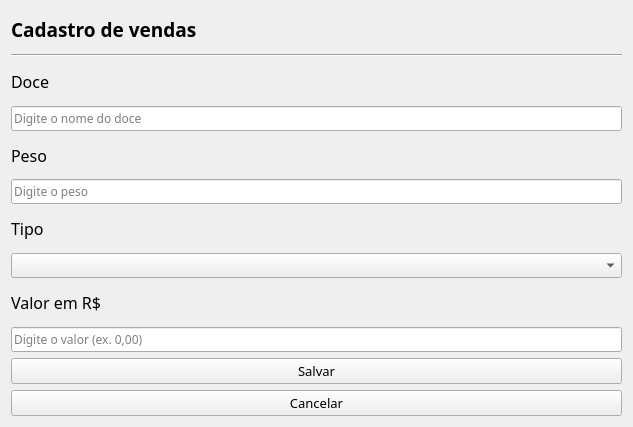
Above: view/cadastro.ui from imora97/Sistema-para-doceria before the change. Below: the same form after it.
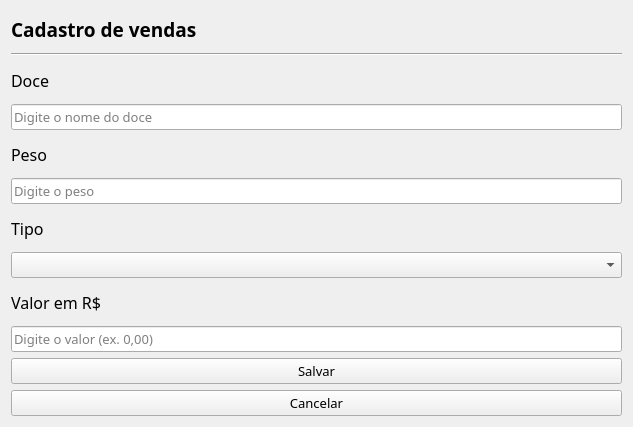
That is the form after the change.

```diff
--- a/view/cadastro.ui
+++ b/view/cadastro.ui
@@ -54,7 +54,7 @@
      <property name="font">
       <font>
        <family>Segoe Print</family>
-       <pointsize>9</pointsize>
+       <pointsize>10</pointsize>
       </font>
      </property>
      <property name="placeholderText">
@@ -80,7 +80,7 @@
      <property name="font">
       <font>
        <family>Segoe Print</family>
-       <pointsize>9</pointsize>
+       <pointsize>10</pointsize>
       </font>
      </property>
      <property name="placeholderText">
@@ -106,7 +106,7 @@
      <property name="font">
       <font>
        <family>Segoe Print</family>
-       <pointsize>9</pointsize>
+       <pointsize>10</pointsize>
       </font>
      </property>
      <property name="editable">
@@ -153,7 +153,7 @@
      <property name="font">
       <font>
        <family>Segoe Print</family>
-       <pointsize>9</pointsize>
+       <pointsize>10</pointsize>
       </font>
      </property>
      <property name="placeholderText">
```
